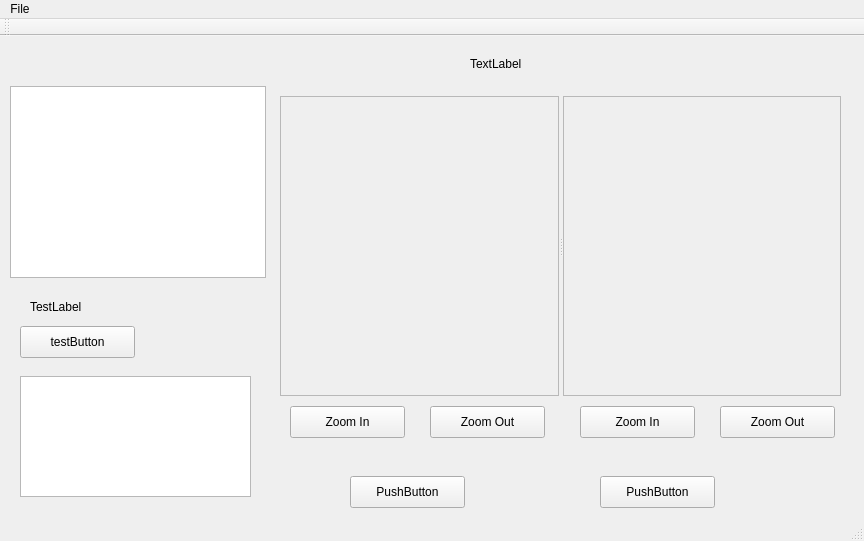
j71200/DentistHelper, file mainwindow.ui: the form before one commit.
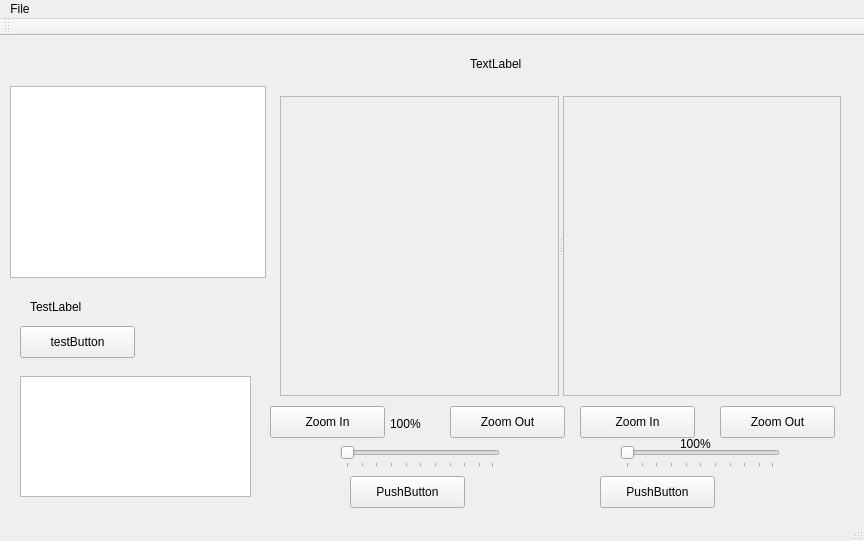
The form after the commit.

The edit to the form file:
```diff
--- a/mainwindow.ui
+++ b/mainwindow.ui
@@ -145,7 +145,7 @@
    <widget class="QPushButton" name="zoomInLeftButton">
     <property name="geometry">
      <rect>
-      <x>290</x>
+      <x>270</x>
       <y>370</y>
       <width>115</width>
       <height>32</height>
@@ -158,7 +158,7 @@
    <widget class="QPushButton" name="zoomOutLeftButton">
     <property name="geometry">
      <rect>
-      <x>430</x>
+      <x>450</x>
       <y>370</y>
       <width>115</width>
       <height>32</height>
@@ -194,6 +194,70 @@
      <string>Zoom Out</string>
     </property>
    </widget>
+   <widget class="QLabel" name="leftImgRatioLabel">
+    <property name="geometry">
+     <rect>
+      <x>390</x>
+      <y>380</y>
+      <width>59</width>
+      <height>16</height>
+     </rect>
+    </property>
+    <property name="text">
+     <string>100%</string>
+    </property>
+   </widget>
+   <widget class="QLabel" name="rightImgRatioLabel">
+    <property name="geometry">
+     <rect>
+      <x>680</x>
+      <y>400</y>
+      <width>59</width>
+      <height>16</height>
+     </rect>
+    </property>
+    <property name="text">
+     <string>100%</string>
+    </property>
+   </widget>
+   <widget class="QSlider" name="leftImgRatioSlider">
+    <property name="geometry">
+     <rect>
+      <x>340</x>
+      <y>410</y>
+      <width>160</width>
+      <height>22</height>
+     </rect>
+    </property>
+    <property name="focusPolicy">
+     <enum>Qt::ClickFocus</enum>
+    </property>
+    <property name="orientation">
+     <enum>Qt::Horizontal</enum>
+    </property>
+    <property name="tickPosition">
+     <enum>QSlider::TicksBelow</enum>
+    </property>
+   </widget>
+   <widget class="QSlider" name="rightImgRatioSlider">
+    <property name="geometry">
+     <rect>
+      <x>620</x>
+      <y>410</y>
+      <width>160</width>
+      <height>22</height>
+     </rect>
+    </property>
+    <property name="orientation">
+     <enum>Qt::Horizontal</enum>
+    </property>
+    <property name="tickPosition">
+     <enum>QSlider::TicksBelow</enum>
+    </property>
+    <property name="tickInterval">
+     <number>0</number>
+    </property>
+   </widget>
    <zorder>splitter</zorder>
    <zorder>changeLeftButton</zorder>
    <zorder>changeRightButton</zorder>
```
Left out of the diff: 4 changed lines with no effect on the pictures.
